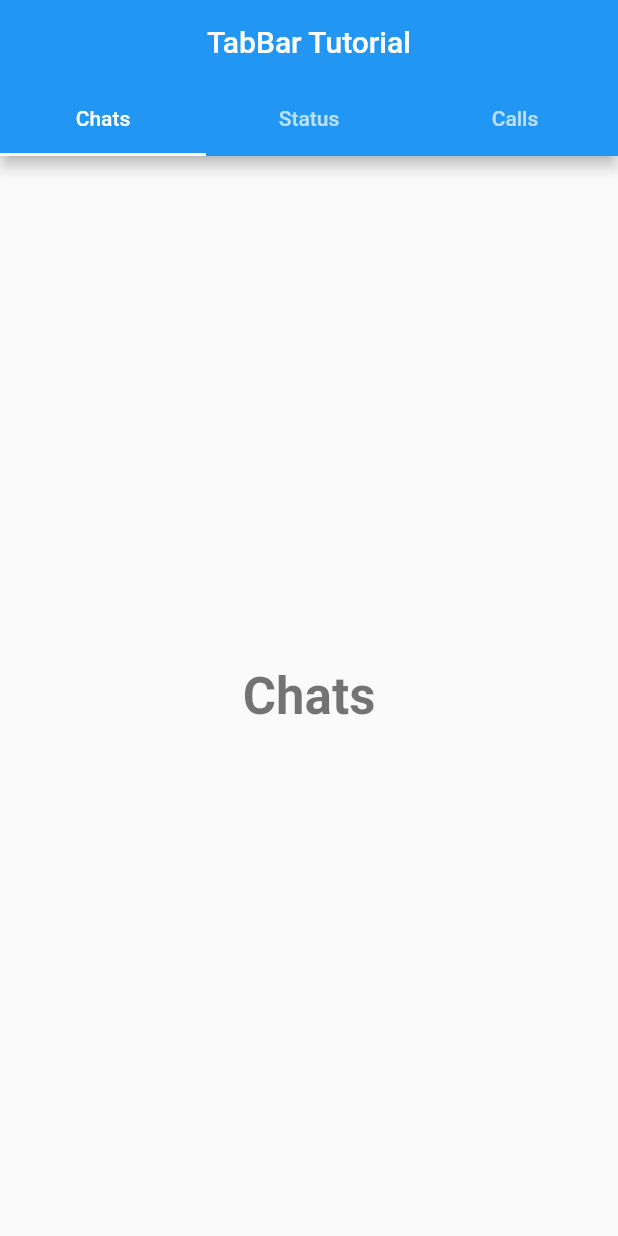
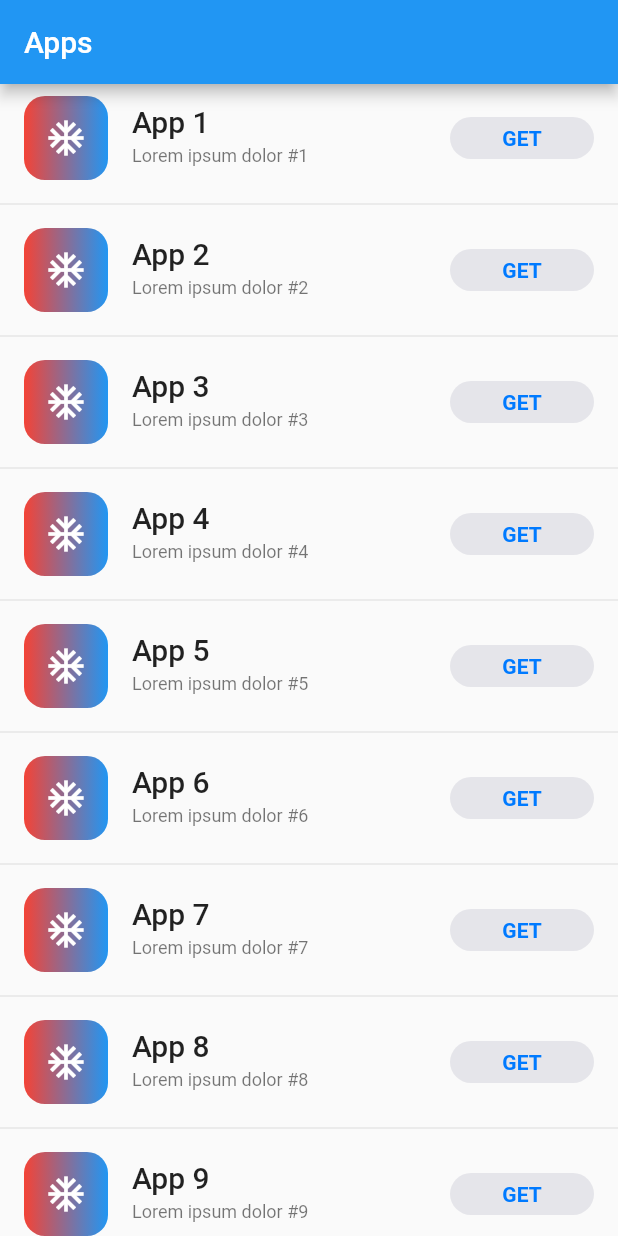
Before and after one commit to uemirhanselim/FLutter-Animations, a Flutter app: the screen it shows after launch, on a phone screen of 412 x 824 dp. Run offline on Flutter 3.47's test engine with Material 2 defaults, Android fonts, the phone set to English and light mode, and no system bars; our stand-ins replace google_fonts.

Commit message:
download button animation has done

```diff
--- /dev/null
+++ b/lib/effects/download_button.dart
@@ -0,0 +1,397 @@
+import 'package:flutter/cupertino.dart';
+import 'package:flutter/material.dart';
+
+@immutable
+class ExampleCupertinoDownloadButton extends StatefulWidget {
+  const ExampleCupertinoDownloadButton({super.key});
+
+  @override
+  State<ExampleCupertinoDownloadButton> createState() =>
+      _ExampleCupertinoDownloadButtonState();
+}
+
+class _ExampleCupertinoDownloadButtonState
+    extends State<ExampleCupertinoDownloadButton> {
+  late final List<DownloadController> _downloadControllers;
+
+  @override
+  void initState() {
+    super.initState();
+    _downloadControllers = List<DownloadController>.generate(
+      20,
+      (index) => SimulatedDownloadController(onOpenDownload: () {
+        _openDownload(index);
+      }),
+    );
+  }
+
+  void _openDownload(int index) {
+    ScaffoldMessenger.of(context).showSnackBar(
+      SnackBar(
+        content: Text('Open App ${index + 1}'),
+      ),
+    );
+  }
+
+  @override
+  Widget build(BuildContext context) {
+    return Scaffold(
+      appBar: AppBar(title: const Text('Apps')),
+      body: ListView.separated(
+        itemCount: _downloadControllers.length,
+        separatorBuilder: (_, __) => const Divider(),
+        itemBuilder: _buildListItem,
+      ),
+    );
+  }
+
+  Widget _buildListItem(BuildContext context, int index) {
+    final theme = Theme.of(context);
+    final downloadController = _downloadControllers[index];
+
+    return ListTile(
+      leading: const DemoAppIcon(),
+      title: Text(
+        'App ${index + 1}',
+        overflow: TextOverflow.ellipsis,
+        style: theme.textTheme.titleLarge,
+      ),
+      subtitle: Text(
+        'Lorem ipsum dolor #${index + 1}',
+        overflow: TextOverflow.ellipsis,
+        style: theme.textTheme.bodySmall,
+      ),
+      trailing: SizedBox(
+        width: 96,
+        child: AnimatedBuilder(
+          animation: downloadController,
+          builder: (context, child) {
+            return DownloadButton(
+              status: downloadController.downloadStatus,
+              downloadProgress: downloadController.progress,
+              onDownload: downloadController.startDownload,
+              onCancel: downloadController.stopDownload,
+              onOpen: downloadController.openDownload,
+            );
+          },
+        ),
+      ),
+    );
+  }
+}
+
+@immutable
+class DemoAppIcon extends StatelessWidget {
+  const DemoAppIcon({super.key});
+
+  @override
+  Widget build(BuildContext context) {
+    return const AspectRatio(
+      aspectRatio: 1,
+      child: FittedBox(
+        child: SizedBox(
+          width: 80,
+          height: 80,
+          child: DecoratedBox(
+            decoration: BoxDecoration(
+              gradient: LinearGradient(
+                colors: [Colors.red, Colors.blue],
+              ),
+              borderRadius: BorderRadius.all(Radius.circular(20)),
+            ),
+            child: Center(
+              child: Icon(
+                Icons.ac_unit,
+                color: Colors.white,
+                size: 40,
+              ),
+            ),
+          ),
+        ),
+      ),
+    );
+  }
+}
+
+enum DownloadStatus {
+  notDownloaded,
+  fetchingDownload,
+  downloading,
+  downloaded,
+}
+
+abstract class DownloadController implements ChangeNotifier {
+  DownloadStatus get downloadStatus;
+  double get progress;
+
+  void startDownload();
+  void stopDownload();
+  void openDownload();
+}
+
+class SimulatedDownloadController extends DownloadController
+    with ChangeNotifier {
+  SimulatedDownloadController({
+    DownloadStatus downloadStatus = DownloadStatus.notDownloaded,
+    double progress = 0.0,
+    required VoidCallback onOpenDownload,
+  })  : _downloadStatus = downloadStatus,
+        _progress = progress,
+        _onOpenDownload = onOpenDownload;
+
+  DownloadStatus _downloadStatus;
+  @override
+  DownloadStatus get downloadStatus => _downloadStatus;
+
+  double _progress;
+  @override
+  double get progress => _progress;
+
+  final VoidCallback _onOpenDownload;
+
+  bool _isDownloading = false;
+
+  @override
+  void startDownload() {
+    if (downloadStatus == DownloadStatus.notDownloaded) {
+      _doSimulatedDownload();
+    }
+  }
+
+  @override
+  void stopDownload() {
+    if (_isDownloading) {
+      _isDownloading = false;
+      _downloadStatus = DownloadStatus.notDownloaded;
+      _progress = 0.0;
+      notifyListeners();
+    }
+  }
+
+  @override
+  void openDownload() {
+    if (downloadStatus == DownloadStatus.downloaded) {
+      _onOpenDownload();
+    }
+  }
+
+  Future<void> _doSimulatedDownload() async {
+    _isDownloading = true;
+    _downloadStatus = DownloadStatus.fetchingDownload;
+    notifyListeners();
+
+    // Wait a second to simulate fetch time.
+    await Future<void>.delayed(const Duration(seconds: 1));
+
+    // If the user chose to cancel the download, stop the simulation.
+    if (!_isDownloading) {
+      return;
+    }
+
+    // Shift to the downloading phase.
+    _downloadStatus = DownloadStatus.downloading;
+    notifyListeners();
+
+    const downloadProgressStops = [0.0, 0.15, 0.45, 0.8, 1.0];
+    for (final stop in downloadProgressStops) {
+      // Wait a second to simulate varying download speeds.
+      await Future<void>.delayed(const Duration(seconds: 1));
+
+      // If the user chose to cancel the download, stop the simulation.
+      if (!_isDownloading) {
+        return;
+      }
+
+      // Update the download progress.
+      _progress = stop;
+      notifyListeners();
+    }
+
+    // Wait a second to simulate a final delay.
+    await Future<void>.delayed(const Duration(seconds: 1));
+
+    // If the user chose to cancel the download, stop the simulation.
+    if (!_isDownloading) {
+      return;
+    }
+
+    // Shift to the downloaded state, completing the simulation.
+    _downloadStatus = DownloadStatus.downloaded;
+    _isDownloading = false;
+    notifyListeners();
+  }
+}
+
+@immutable
+class DownloadButton extends StatelessWidget {
+  const DownloadButton({
+    super.key,
+    required this.status,
+    this.downloadProgress = 0.0,
+    required this.onDownload,
+    required this.onCancel,
+    required this.onOpen,
+    this.transitionDuration = const Duration(milliseconds: 500),
+  });
+
+  final DownloadStatus status;
+  final double downloadProgress;
+  final VoidCallback onDownload;
+  final VoidCallback onCancel;
+  final VoidCallback onOpen;
+  final Duration transitionDuration;
+
+  bool get _isDownloading => status == DownloadStatus.downloading;
+
+  bool get _isFetching => status == DownloadStatus.fetchingDownload;
+
+  bool get _isDownloaded => status == DownloadStatus.downloaded;
+
+  void _onPressed() {
+    switch (status) {
+      case DownloadStatus.notDownloaded:
+        onDownload();
+        break;
+      case DownloadStatus.fetchingDownload:
+        // do nothing.
+        break;
+      case DownloadStatus.downloading:
+        onCancel();
+        break;
+      case DownloadStatus.downloaded:
+        onOpen();
+        break;
+    }
+  }
+
+  @override
+  Widget build(BuildContext context) {
+    return GestureDetector(
+      onTap: _onPressed,
+      child: Stack(
+        children: [
+          ButtonShapeWidget(
+            transitionDuration: transitionDuration,
+            isDownloaded: _isDownloaded,
+            isDownloading: _isDownloading,
+            isFetching: _isFetching,
+          ),
+          Positioned.fill(
+            child: AnimatedOpacity(
+              duration: transitionDuration,
+              opacity: _isDownloading || _isFetching ? 1.0 : 0.0,
+              curve: Curves.ease,
+              child: Stack(
+                alignment: Alignment.center,
+                children: [
+                  ProgressIndicatorWidget(
+                    downloadProgress: downloadProgress,
+                    isDownloading: _isDownloading,
+                    isFetching: _isFetching,
+                  ),
+                  if (_isDownloading)
+                    const Icon(
+                      Icons.stop,
+                      size: 14,
+                      color: CupertinoColors.activeBlue,
+                    ),
+                ],
+              ),
+            ),
+          ),
+        ],
+      ),
+    );
+  }
+}
+
+@immutable
+class ButtonShapeWidget extends StatelessWidget {
+  const ButtonShapeWidget({
+    super.key,
+    required this.isDownloading,
+    required this.isDownloaded,
+    required this.isFetching,
+    required this.transitionDuration,
+  });
+
+  final bool isDownloading;
+  final bool isDownloaded;
+  final bool isFetching;
+  final Duration transitionDuration;
+
+  @override
+  Widget build(BuildContext context) {
+    var shape = const ShapeDecoration(
+      shape: StadiumBorder(),
+      color: CupertinoColors.lightBackgroundGray,
+    );
+
+    if (isDownloading || isFetching) {
+      shape = ShapeDecoration(
+        shape: const CircleBorder(),
+        color: Colors.white.withOpacity(0),
+      );
+    }
+
+    return AnimatedContainer(
+      duration: transitionDuration,
+      curve: Curves.ease,
+      width: double.infinity,
+      decoration: shape,
+      child: Padding(
+        padding: const EdgeInsets.symmetric(vertical: 6),
+        child: AnimatedOpacity(
+          duration: transitionDuration,
+          opacity: isDownloading || isFetching ? 0.0 : 1.0,
+          curve: Curves.ease,
+          child: Text(
+            isDownloaded ? 'OPEN' : 'GET',
+            textAlign: TextAlign.center,
+            style: Theme.of(context).textTheme.labelLarge?.copyWith(
+                  fontWeight: FontWeight.bold,
+                  color: CupertinoColors.activeBlue,
+                ),
+          ),
+        ),
+      ),
+    );
+  }
+}
+
+@immutable
+class ProgressIndicatorWidget extends StatelessWidget {
+  const ProgressIndicatorWidget({
+    super.key,
+    required this.downloadProgress,
+    required this.isDownloading,
+    required this.isFetching,
+  });
+
+  final double downloadProgress;
+  final bool isDownloading;
+  final bool isFetching;
+
+  @override
+  Widget build(BuildContext context) {
+    return AspectRatio(
+      aspectRatio: 1,
+      child: TweenAnimationBuilder<double>(
+        tween: Tween(begin: 0, end: downloadProgress),
+        duration: const Duration(milliseconds: 200),
+        builder: (context, progress, child) {
+          return CircularProgressIndicator(
+            backgroundColor: isDownloading
+                ? CupertinoColors.lightBackgroundGray
+                : Colors.white.withOpacity(0),
+            valueColor: AlwaysStoppedAnimation(isFetching
+                ? CupertinoColors.lightBackgroundGray
+                : CupertinoColors.activeBlue),
+            strokeWidth: 2,
+            value: isFetching ? null : progress,
+          );
+        },
+      ),
+    );
+  }
+}
--- a/lib/main.dart
+++ b/lib/main.dart
@@ -1,6 +1,6 @@
 import 'package:flutter/material.dart';
 
-import 'design/tabs.dart';
+import 'effects/download_button.dart';
 
 void main() {
   runApp(const MyApp());
@@ -14,10 +14,11 @@
   Widget build(BuildContext context) {
     return MaterialApp(
       title: 'Flutter Animations',
+      debugShowCheckedModeBanner: false,
       theme: ThemeData(
           textTheme: const TextTheme(
               headline4: TextStyle(fontWeight: FontWeight.bold))),
-      home: const TabsView(),
+      home: const ExampleCupertinoDownloadButton(),
     );
   }
 }
```
